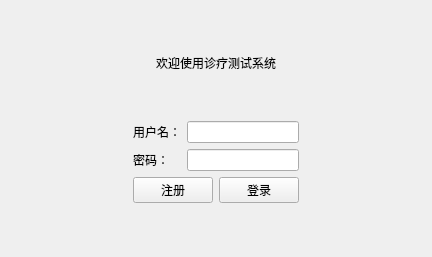
Young-abc/Lab4_Repository, file loginview.ui: the form before one commit.
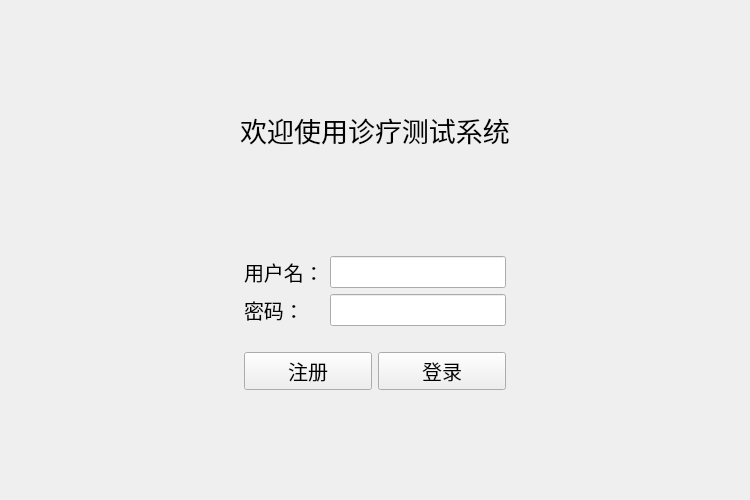
The form after the commit.

What changed in the file:
```diff
--- a/loginview.ui
+++ b/loginview.ui
@@ -6,8 +6,8 @@
    <rect>
     <x>0</x>
     <y>0</y>
-    <width>432</width>
-    <height>257</height>
+    <width>750</width>
+    <height>500</height>
    </rect>
   </property>
   <property name="windowTitle">
@@ -31,6 +31,11 @@
      </item>
      <item>
       <widget class="QLabel" name="label">
+       <property name="font">
+        <font>
+         <pointsize>20</pointsize>
+        </font>
+       </property>
        <property name="text">
         <string>欢迎使用诊疗测试系统</string>
        </property>
@@ -46,8 +51,8 @@
        </property>
        <property name="sizeHint" stdset="0">
         <size>
-         <width>20</width>
-         <height>10</height>
+         <width>10</width>
+         <height>0</height>
         </size>
        </property>
       </spacer>
@@ -73,8 +78,16 @@
           <layout class="QHBoxLayout" name="horizontalLayout_2">
            <item>
             <layout class="QFormLayout" name="formLayout">
+             <property name="bottomMargin">
+              <number>20</number>
+             </property>
              <item row="0" column="0">
               <widget class="QLabel" name="label_2">
+               <property name="font">
+                <font>
+                 <pointsize>15</pointsize>
+                </font>
+               </property>
                <property name="text">
                 <string>用户名：</string>
                </property>
@@ -82,16 +95,51 @@
              </item>
              <item row="1" column="0">
               <widget class="QLabel" name="label_3">
+               <property name="font">
+                <font>
+                 <pointsize>15</pointsize>
+                </font>
+               </property>
                <property name="text">
                 <string>密码：</string>
                </property>
               </widget>
              </item>
              <item row="1" column="1">
-              <widget class="QLineEdit" name="inputUserPassword"/>
+              <widget class="QLineEdit" name="inputUserPassword">
+               <property name="font">
+                <font>
+                 <pointsize>15</pointsize>
+                </font>
+               </property>
+              </widget>
              </item>
              <item row="0" column="1">
-              <widget class="QLineEdit" name="inputUserName"/>
+              <widget class="QLineEdit" name="inputUserName">
+               <property name="sizePolicy">
+                <sizepolicy hsizetype="Expanding" vsizetype="Fixed">
+                 <horstretch>0</horstretch>
+                 <verstretch>0</verstretch>
+                </sizepolicy>
+               </property>
+               <property name="sizeIncrement">
+                <size>
+                 <width>0</width>
+                 <height>0</height>
+                </size>
+               </property>
+               <property name="baseSize">
+                <size>
+                 <width>0</width>
+                 <height>0</height>
+                </size>
+               </property>
+               <property name="font">
+                <font>
+                 <pointsize>15</pointsize>
+                </font>
+               </property>
+              </widget>
              </item>
             </layout>
            </item>
@@ -103,6 +151,11 @@
             <layout class="QHBoxLayout" name="horizontalLayout">
              <item>
               <widget class="QPushButton" name="pushButton">
+               <property name="font">
+                <font>
+                 <pointsize>15</pointsize>
+                </font>
+               </property>
                <property name="text">
                 <string>注册</string>
                </property>
@@ -110,6 +163,11 @@
              </item>
              <item>
               <widget class="QPushButton" name="pushButton_2">
+               <property name="font">
+                <font>
+                 <pointsize>15</pointsize>
+                </font>
+               </property>
                <property name="text">
                 <string>登录</string>
                </property>
```
